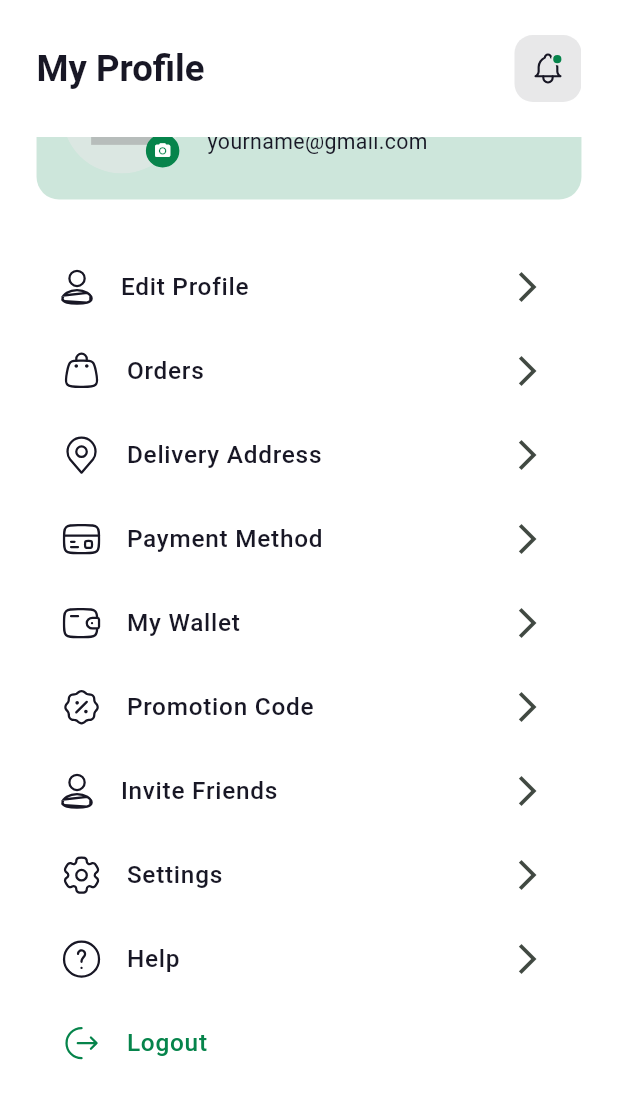
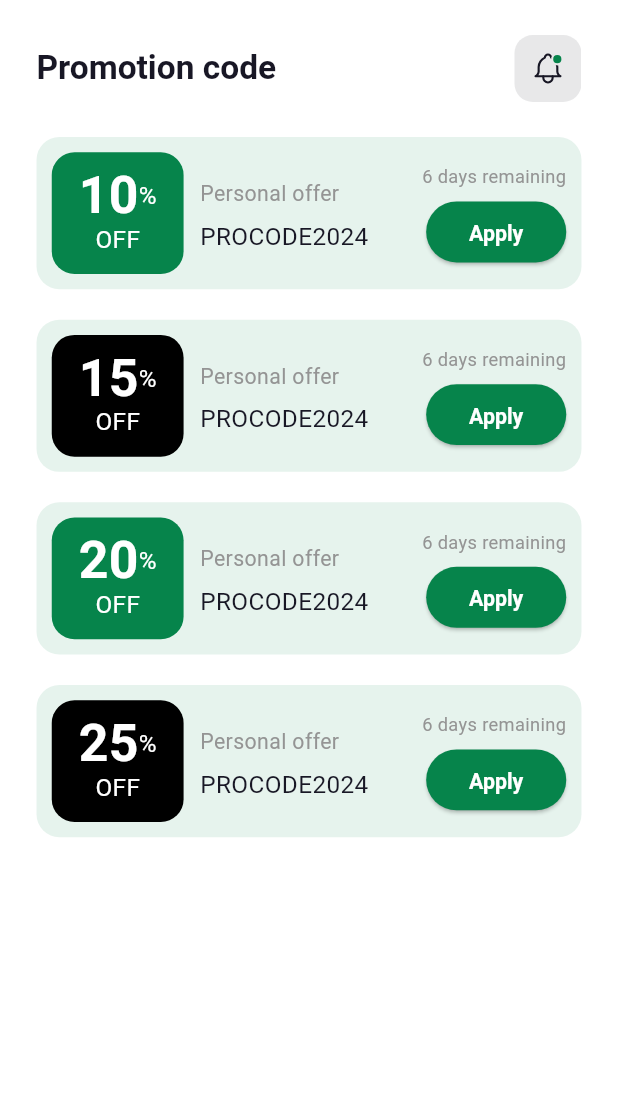
Before and after one commit to Apptesting7260/woye_userApp, a Flutter app: the RestaurantProfileScreen screen opened directly, scrolled down 72 dp, after a tap on "Promotion Code", on a phone screen of 412 x 824 dp. Shown: the top 1099 px of the screen. Run offline on Flutter 3.47's test engine with Material 3 defaults, Android fonts, the light colour scheme and no system bars; our stand-ins replace another_xlider, connectivity_plus, country_code_picker, dotted_border, firebase_auth, firebase_core and 11 more; missing offline and left inert: flutter_facebook_auth, otp_timer_button; accounts and stored records are empty; Roboto replaces fonts that are missing (Gilroy); project files that could hold a hidden picture were left out.

Commit message:
happpy diwali

```diff
--- a/lib/Routes/app_routes.dart
+++ b/lib/Routes/app_routes.dart
@@ -6,19 +6,20 @@ import 'package:woye_user/Presentation/Common/otp/otp_binding.dart';
 import 'package:woye_user/Presentation/Common/otp/otp_screen.dart';
 import 'package:woye_user/Presentation/Grocery/Grocery_navbar/grocery_navbar.dart';
 import 'package:woye_user/Presentation/Pharmacy/Pharmacy_navbar/pharmacy_navbar.dart';
-import 'package:woye_user/Presentation/Restaurants/Pages/Restaurant_cart/Sub_screen/Checkout/checkout_screen.dart';
+import 'package:woye_user/Presentation/Restaurants/Pages/Restaurant_cart/Sub_screens/Checkout/checkout_screen.dart';
 import 'package:woye_user/Presentation/Restaurants/Pages/Restaurant_categories/Restaurant_categories_screen/restaurant_categories_screen.dart';
 import 'package:woye_user/Presentation/Restaurants/Pages/Restaurant_categories/Sub_screens/Categories_details/restaurant_category_details.dart';
 import 'package:woye_user/Presentation/Restaurants/Pages/Restaurant_categories/Sub_screens/Filter/restaurant_categories_filter.dart';
 import 'package:woye_user/Presentation/Restaurants/Pages/Restaurant_home/Sub_screens/Filter/restaurant_home_filter.dart';
-import 'package:woye_user/Presentation/Restaurants/Sub_screens/More_Products/more_products.dart';
-import 'package:woye_user/Presentation/Restaurants/Sub_screens/Product_reviews/product_reviews.dart';
-import 'package:woye_user/Presentation/Restaurants/Pages/Restaurant_profile/Sub_screen/Add_address/add_address_screen.dart';
-import 'package:woye_user/Presentation/Restaurants/Pages/Restaurant_profile/Sub_screen/Delivery_address/delivery_address_screen.dart';
-import 'package:woye_user/Presentation/Restaurants/Pages/Restaurant_profile/Sub_screen/Edit_address/edit_address_screen.dart';
+import 'package:woye_user/Presentation/Restaurants/Pages/Restaurant_profile/Sub_screens/Add_address/add_address_screen.dart';
+import 'package:woye_user/Presentation/Restaurants/Pages/Restaurant_profile/Sub_screens/Delivery_address/delivery_address_screen.dart';
+import 'package:woye_user/Presentation/Restaurants/Pages/Restaurant_profile/Sub_screens/Edit_address/edit_address_screen.dart';
+import 'package:woye_user/Presentation/Restaurants/Pages/Restaurant_profile/Sub_screens/Promo_codes/promo_codes.dart';
 import 'package:woye_user/Presentation/Restaurants/Pages/Restaurant_wishlist/Sub_screens/Filter/restaurant_wishlist_filter.dart';
 import 'package:woye_user/Presentation/Restaurants/Restaurants_navbar/Controller/restaurant_navbar_binding.dart';
 import 'package:woye_user/Presentation/Restaurants/Restaurants_navbar/Restaurant_navbar_screen/restaurant_navbar.dart';
+import 'package:woye_user/Presentation/Restaurants/Sub_screens/More_Products/more_products.dart';
+import 'package:woye_user/Presentation/Restaurants/Sub_screens/Product_reviews/product_reviews.dart';
 import 'package:woye_user/presentation/Common/login/login_screen.dart';
 import 'package:woye_user/presentation/Common/sign_up/sign_up_binding.dart';
 import 'package:woye_user/presentation/Common/sign_up/sign_up_screen.dart';
@@ -54,6 +55,7 @@ class AppRoutes {
   static const String deliveryAddressScreen = "/delivery_ddress_screen";
   static const String addAddressScreen = "/add_address";
   static const String editAddressScreen = "/edit_address";
+  static const String promoCode = "/promo_code";
 
   static List<GetPage> pages = [
     GetPage(
@@ -94,6 +96,7 @@ class AppRoutes {
     GetPage(name: checkoutScreen, page: () => const CheckoutScreen()),
     GetPage(name: addAddressScreen, page: () => const AddAddressScreen()),
     GetPage(name: editAddressScreen, page: () => const EditAddressScreen()),
+    GetPage(name: promoCode, page: () => const PromoCodes()),
     GetPage(
         name: deliveryAddressScreen, page: () => const DeliveryAddressScreen()),
     GetPage(
--- a/lib/presentation/Restaurants/Pages/Restaurant_cart/Restaurant_cart_screen/restaurant_cart_screen.dart
+++ b/lib/presentation/Restaurants/Pages/Restaurant_cart/Restaurant_cart_screen/restaurant_cart_screen.dart
@@ -365,6 +365,7 @@ class RestaurantCartScreen extends StatelessWidget {
                     ],
                   ),
                   hBox(15),
+                  // PromoCodes.promoCodeList
                   ListView.separated(
                     physics: const NeverScrollableScrollPhysics(),
                     shrinkWrap: true,
--- a/lib/presentation/Restaurants/Pages/Restaurant_cart/Sub_screen/Checkout/checkout_screen.dart
+++ b/lib/presentation/Restaurants/Pages/Restaurant_cart/Sub_screens/Checkout/checkout_screen.dart
@@ -1,7 +1,7 @@
 import 'dart:math';
 
 import 'package:woye_user/Core/Utils/app_export.dart';
-import 'package:woye_user/Presentation/Restaurants/Pages/Restaurant_profile/Sub_screen/Delivery_address/delivery_address_screen.dart';
+import 'package:woye_user/Presentation/Restaurants/Pages/Restaurant_profile/Sub_screens/Delivery_address/delivery_address_screen.dart';
 
 class CheckoutScreen extends StatelessWidget {
   const CheckoutScreen({super.key});
--- a/lib/presentation/Restaurants/Pages/Restaurant_profile/Restaurant_profile_screen/restaurant_profile_screen.dart
+++ b/lib/presentation/Restaurants/Pages/Restaurant_profile/Restaurant_profile_screen/restaurant_profile_screen.dart
@@ -134,7 +134,7 @@ class RestaurantProfileScreen extends StatelessWidget {
           ),
           trailing: Icon(Icons.arrow_forward_ios),
           onTap: () {
-            // Navigate to promotion code
+            Get.toNamed(AppRoutes.promoCode);
           },
         ),
         ListTile(
--- a/lib/presentation/Restaurants/Pages/Restaurant_profile/Sub_screen/Delivery_address/delivery_address_screen.dart
+++ b/lib/presentation/Restaurants/Pages/Restaurant_profile/Sub_screens/Delivery_address/delivery_address_screen.dart
@@ -1,4 +1,4 @@
-import 'package:woye_user/Presentation/Restaurants/Pages/Restaurant_profile/Sub_screen/Delivery_address/delivery_address_controller.dart';
+import 'package:woye_user/Presentation/Restaurants/Pages/Restaurant_profile/Sub_screens/Delivery_address/delivery_address_controller.dart';
 import 'package:woye_user/core/utils/app_export.dart';
 
 class DeliveryAddressScreen extends StatelessWidget {
--- /dev/null
+++ b/lib/presentation/Restaurants/Pages/Restaurant_profile/Sub_screens/Promo_codes/promo_codes.dart
@@ -0,0 +1,138 @@
+import 'package:woye_user/core/utils/app_export.dart';
+
+class PromoCodes extends StatelessWidget {
+  const PromoCodes({super.key});
+
+  @override
+  Widget build(BuildContext context) {
+    return Scaffold(
+      appBar: CustomAppBar(
+        isLeading: false,
+        isActions: true,
+        title: Text(
+          "Promotion code",
+          style: AppFontStyle.text_22_600(AppColors.darkText),
+        ),
+      ),
+      body: SingleChildScrollView(
+        padding: REdgeInsets.symmetric(horizontal: 24),
+        child: Column(
+          children: [
+            promoCodeList(),
+          ],
+        ),
+      ),
+    );
+  }
+
+  Widget promoCodeList() {
+    return ListView.separated(
+            physics: const NeverScrollableScrollPhysics(),
+            shrinkWrap: true,
+            itemCount: 4,
+            itemBuilder: (context, index) {
+              return Container(
+                decoration: BoxDecoration(
+                    color: AppColors.navbar,
+                    borderRadius: BorderRadius.circular(15.r)),
+                child: Padding(
+                  padding: REdgeInsets.all(10.0),
+                  child: Row(
+                    children: [
+                      Container(
+                        height: 80.h,
+                        width: 80.w,
+                        // padding: const EdgeInsets.symmetric(
+                        //     horizontal: 16, vertical: 10),
+                        decoration: BoxDecoration(
+                            color: index % 2 == 0
+                                ? AppColors.primary
+                                : AppColors.black,
+                            borderRadius: BorderRadius.circular(15.r)),
+                        child: Column(
+                          mainAxisAlignment: MainAxisAlignment.center,
+                          children: [
+                            FittedBox(
+                              child: Row(
+                                mainAxisAlignment: MainAxisAlignment.center,
+                                children: [
+                                  Text(
+                                    "${(index * 5 + 10)}",
+                                    style: AppFontStyle.text_34_600(
+                                        Colors.white,
+                                        height: 1.h),
+                                  ),
+                                  Text(
+                                    "%",
+                                    style: AppFontStyle.text_16_400(
+                                        Colors.white),
+                                  )
+                                ],
+                              ),
+                            ),
+                            Text(
+                              "OFF",
+                              style: AppFontStyle.text_16_400(Colors.white),
+                            )
+                          ],
+                        ),
+                      ),
+                      wBox(10),
+                      Expanded(
+                        flex: 4,
+                        child: Column(
+                          crossAxisAlignment: CrossAxisAlignment.start,
+                          children: [
+                            Text(
+                              "Personal offer",
+                              overflow: TextOverflow.ellipsis,
+                              style: AppFontStyle.text_14_400(
+                                  AppColors.lightText),
+                            ),
+                            hBox(10),
+                            FittedBox(
+                              child: Text(
+                                "PROCODE2024",
+                                overflow: TextOverflow.ellipsis,
+                                style: AppFontStyle.text_16_400(
+                                    AppColors.darkText,
+                                    height: 1.h),
+                              ),
+                            ),
+                          ],
+                        ),
+                      ),
+                      Expanded(
+                        flex: 3,
+                        child: Column(
+                          mainAxisAlignment: MainAxisAlignment.spaceEvenly,
+                          crossAxisAlignment: CrossAxisAlignment.end,
+                          children: [
+                            FittedBox(
+                              child: Text(
+                                "6 days remaining",
+                                overflow: TextOverflow.ellipsis,
+                                style: AppFontStyle.text_12_400(
+                                    AppColors.lightText),
+                              ),
+                            ),
+                            hBox(8),
+                            CustomElevatedButton(
+                                textStyle:
+                                    AppFontStyle.text_14_600(Colors.white),
+                                width: 85.w,
+                                height: 40.h,
+                                text: "Apply",
+                                onPressed: () {})
+                          ],
+                        ),
+                      )
+                    ],
+                  ),
+                ),
+              );
+            },
+            separatorBuilder: (context, index) => hBox(20),
+          );
+  }
+}
```
Also changed, not shown: lib/presentation/Restaurants/Pages/Restaurant_profile/Sub_screens/Add_address/add_address_screen.dart (renamed from lib/presentation/Restaurants/Pages/Restaurant_profile/Sub_screen/Add_address/add_address_screen.dart), lib/presentation/Restaurants/Pages/Restaurant_profile/Sub_screens/Delivery_address/delivery_address_controller.dart (renamed from lib/presentation/Restaurants/Pages/Restaurant_profile/Sub_screen/Delivery_address/delivery_address_controller.dart), lib/presentation/Restaurants/Pages/Restaurant_profile/Sub_screens/Edit_address/edit_address_screen.dart (renamed from lib/presentation/Restaurants/Pages/Restaurant_profile/Sub_screen/Edit_address/edit_address_screen.dart), lib/presentation/Restaurants/Pages/Restaurant_profile/Sub_screens/Payment_method/payment_method_screen.dart (added).
